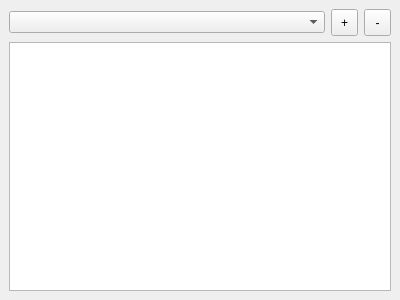
mantidproject/mantid, file qt/python/mantidqt/widgets/superplot/ui/superplotSide.ui: the form before one commit.
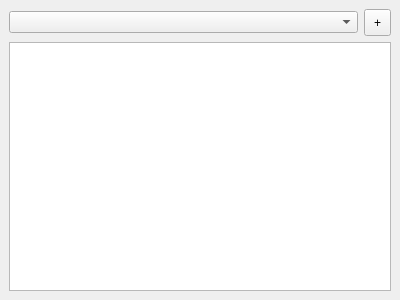
The form after the commit. Custom widgets are drawn as their Qt base class.

Commit message: [SPLOT] remove main delete button

```diff
--- a/qt/python/mantidqt/widgets/superplot/ui/superplotSide.ui
+++ b/qt/python/mantidqt/widgets/superplot/ui/superplotSide.ui
@@ -18,35 +18,6 @@
   </property>
   <widget class="QWidget" name="dockWidgetContents">
    <layout class="QGridLayout" name="gridLayout">
-    <item row="0" column="1">
-     <widget class="QToolButton" name="addButton">
-      <property name="minimumSize">
-       <size>
-        <width>27</width>
-        <height>27</height>
-       </size>
-      </property>
-      <property name="text">
-       <string>+</string>
-      </property>
-     </widget>
-    </item>
-    <item row="0" column="0">
-     <widget class="WorkspaceSelector" name="workspaceSelector"/>
-    </item>
-    <item row="0" column="2">
-     <widget class="QToolButton" name="delButton">
-      <property name="minimumSize">
-       <size>
-        <width>27</width>
-        <height>27</height>
-       </size>
-      </property>
-      <property name="text">
-       <string>-</string>
-      </property>
-     </widget>
-    </item>
     <item row="1" column="0" colspan="3">
      <widget class="QTreeWidget" name="workspacesList">
       <property name="selectionMode">
@@ -70,6 +41,22 @@
       </column>
      </widget>
     </item>
+    <item row="0" column="2">
+     <widget class="QToolButton" name="addButton">
+      <property name="minimumSize">
+       <size>
+        <width>27</width>
+        <height>27</height>
+       </size>
+      </property>
+      <property name="text">
+       <string>+</string>
+      </property>
+     </widget>
+    </item>
+    <item row="0" column="0" colspan="2">
+     <widget class="WorkspaceSelector" name="workspaceSelector"/>
+    </item>
    </layout>
   </widget>
  </widget>
```
The commit also changes 1 other file.
